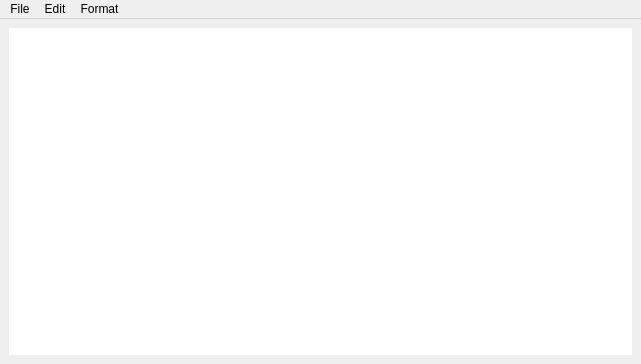
Old version of the form notepad.ui in the repository brenobaptista/notepad-cpp-qt.
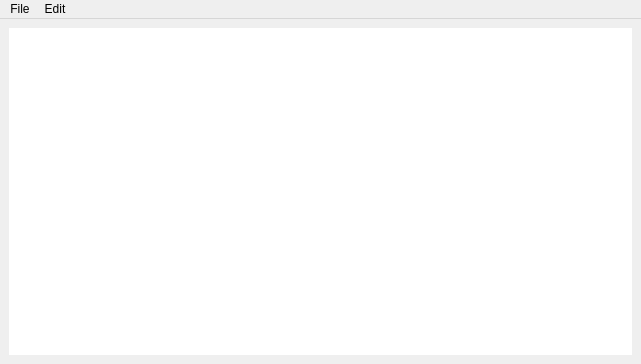
New version of the form.

Patch:
```diff
--- a/notepad.ui
+++ b/notepad.ui
@@ -56,16 +56,15 @@
     <addaction name="actionPaste"/>
     <addaction name="actionUndo"/>
     <addaction name="actionRedo"/>
-   </widget>
-   <widget class="QMenu" name="menuFormat">
-    <property name="title">
-     <string>Format</string>
-    </property>
+    <addaction name="separator"/>
+    <addaction name="actionBold"/>
+    <addaction name="actionUnderline"/>
+    <addaction name="actionItalic"/>
+    <addaction name="separator"/>
     <addaction name="actionFont"/>
    </widget>
    <addaction name="menuFile"/>
    <addaction name="menuEdit"/>
-   <addaction name="menuFormat"/>
   </widget>
   <action name="actionNew">
    <property name="text">
```
Left out of the diff: 37 changed lines with no effect on the pictures.
